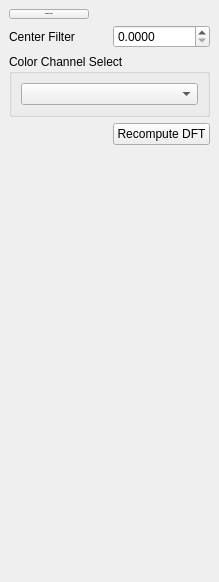
Above: dfttools.ui from githubdoe/DFTFringe before the change. Below: the same form after it.
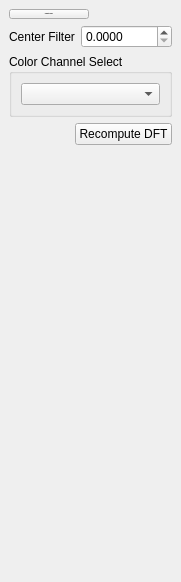
That is the form after the change.

Patch:
```diff
--- a/dfttools.ui
+++ b/dfttools.ui
@@ -6,10 +6,16 @@
    <rect>
     <x>0</x>
     <y>0</y>
-    <width>219</width>
+    <width>100</width>
     <height>582</height>
    </rect>
   </property>
+  <property name="minimumSize">
+   <size>
+    <width>100</width>
+    <height>194</height>
+   </size>
+  </property>
   <property name="windowTitle">
    <string>DFT</string>
   </property>
```
